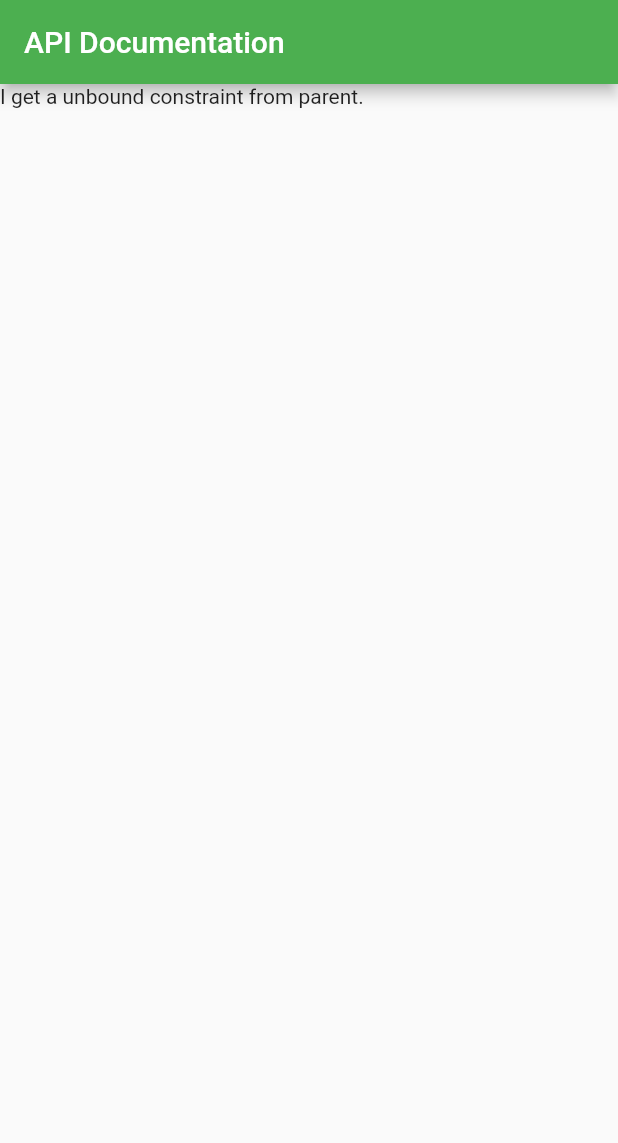
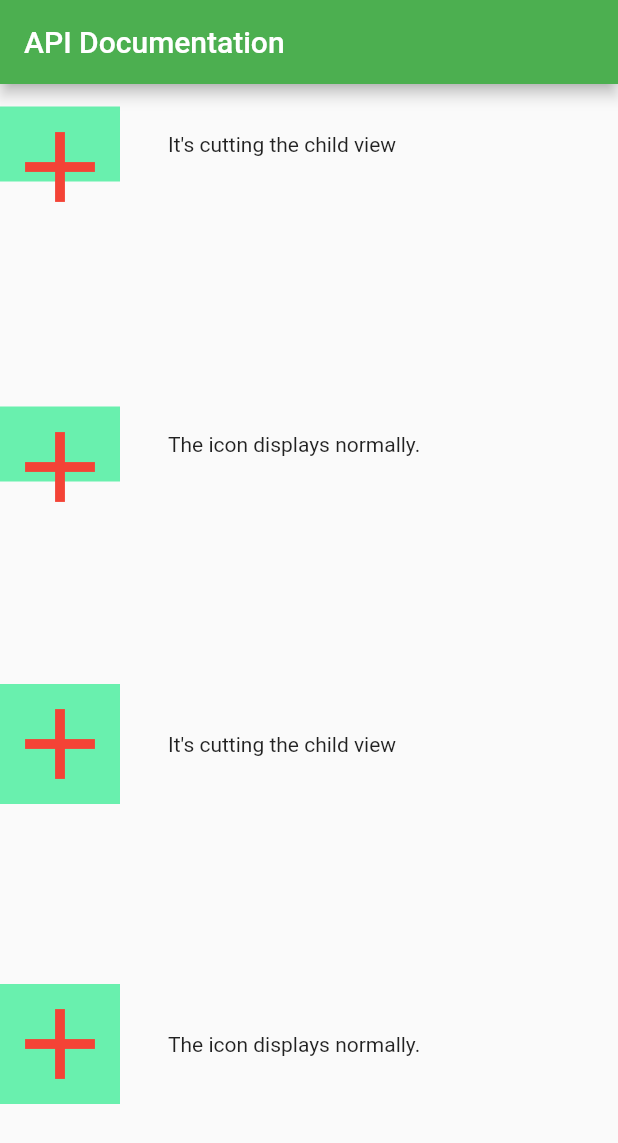
Before and after one commit to xiaoRoy/parcitcal-flutter, a Flutter app: the screen it shows after launch, on a phone screen of 412 x 824 dp. Shown: the top 1143 px of the screen. Run offline on Flutter 3.47's test engine with Material 2 defaults, Android fonts, the phone set to English and light mode, and no system bars.

Commit message:
Learned the first example of constrainted box.

```diff
--- /dev/null
+++ b/chap1/hello_world/lib/commons/layout_builder.dart
@@ -0,0 +1,10 @@
+
+import 'package:flutter/material.dart';
+
+Widget buildUsingLayoutBuilder(Widget Function() buildWidget) {
+    return LayoutBuilder(
+        builder: (BuildContext buildContext, BoxConstraints boxConstraints) {
+      print('box constraints:${boxConstraints.toString()}');
+      return buildWidget();
+    });
+  }
--- a/chap1/hello_world/lib/flutter/api_documentation/api_doucmentation.dart
+++ b/chap1/hello_world/lib/flutter/api_documentation/api_doucmentation.dart
@@ -18,7 +18,8 @@ class ApiDocumentation extends StatelessWidget {
       // body: SizedBoxDemonstration(),
       // body: TextFieldEditingControllerDemonstration(),
       // body: ConstrainedBoxDemonstration(),
-      body: SizedBoxDocumentation(),
+      // body: SizedBoxDocumentation(),
+      body: MiniHeightExample(),
     );
   }
 }
--- a/chap1/hello_world/lib/flutter/api_documentation/constrained_box.dart
+++ b/chap1/hello_world/lib/flutter/api_documentation/constrained_box.dart
@@ -1,9 +1,7 @@
-
-
 import 'package:flutter/material.dart';
+import 'package:hello_world/commons/layout_builder.dart';
 
 class ConstrainedBoxDemonstration extends StatelessWidget {
-
   @override
   Widget build(BuildContext context) {
     return Card(
@@ -11,5 +9,122 @@ class ConstrainedBoxDemonstration extends StatelessWidget {
       child: Text('Constrained Box'),
     );
   }
+}
 
+class MiniHeightExample extends StatelessWidget {
+  @override
+  Widget build(BuildContext context) {
+    return Column(
+      children: [
+        _buildCuttingIcon(),
+        const SizedBox(
+          height: 120,
+        ),
+        _buildCuttingIconSecond(),
+        const SizedBox(
+          height: 120,
+        ),
+        _buildNormalIcon(),
+        const SizedBox(
+          height: 120,
+        ),
+        _buildNormalIconContainerInside(),
+      ],
+    );
+  }
+
+  Widget _buildCuttingIcon() {
+    return Row(
+      children: [
+        Container(
+          height: 50,
+          color: Colors.greenAccent,
+          child: buildUsingLayoutBuilder(() {
+            return Icon(
+              Icons.add,
+              size: 80,
+              color: Colors.red,
+            );
+          }),
+        ),
+        Container(
+          margin: EdgeInsets.all(32),
+          child: Text('It\'s cutting the child view'),
+        ),
+      ],
+    );
+  }
+
+   Widget _buildNormalIcon() {
+    return Row(
+      children: [
+        Container(
+          color: Colors.greenAccent,
+          child: ConstrainedBox(
+            constraints: BoxConstraints(minHeight: 50.0),
+            child: buildUsingLayoutBuilder(() {
+              return Icon(
+                Icons.add,
+                size: 80,
+                color: Colors.red,
+              );
+            }),
+          ),
+        ),
+        Container(
+          margin: EdgeInsets.all(32),
+          child: Text('It\'s cutting the child view'),
+        ),
+      ],
+    );
+  }
+
+  Widget _buildCuttingIconSecond() {
+    return Row(
+      children: [
+        Container(
+          height: 50,
+          color: Colors.greenAccent,
+          child: ConstrainedBox(
+            constraints: BoxConstraints(minHeight: 50.0),
+            child: buildUsingLayoutBuilder(() {
+              return Icon(
+                Icons.add,
+                size: 80,
+                color: Colors.red,
+              );
+            }),
+          ),
+        ),
+        Container(
+          margin: EdgeInsets.all(32),
+          child: Text('The icon displays normally.'),
+        ),
+      ],
+    );
+  }
+
+  Widget _buildNormalIconContainerInside() {
+    return Row(
+      children: [
+         ConstrainedBox(
+            constraints: BoxConstraints(minHeight: 50.0),
+            child: buildUsingLayoutBuilder(() {
+              return Container(
+                color: Colors.greenAccent,
+                child: Icon(
+                  Icons.add,
+                  size: 80,
+                  color: Colors.red,
+                ),
+              );
+            }),
+          ),
+        Container(
+          margin: EdgeInsets.all(32),
+          child: Text('The icon displays normally.'),
+        ),
+      ],
+    );
+  }
 }
--- a/chap1/hello_world/lib/flutter/api_documentation/sized_box.dart
+++ b/chap1/hello_world/lib/flutter/api_documentation/sized_box.dart
@@ -1,11 +1,10 @@
-import 'dart:ui';
-
 import 'package:flutter/material.dart';
+import 'package:hello_world/commons/layout_builder.dart';
 
 class SizedBoxDocumentation extends StatelessWidget {
   @override
   Widget build(BuildContext context) {
-    return _buildColumnToShowChildrenConstraints();
+    return _buildColumnGivenUnboundConstraint();
   }
 
   Widget _budldFlexibleColumn() {
@@ -49,8 +48,8 @@ class SizedBoxDocumentation extends StatelessWidget {
   Widget _buildColumnToShowChildrenConstraints() {
     return Column(
       children: [
-        _buildUsingLayoutBuilder(() {
-          return Text('I get a unbound constraint from parent.');
+        buildUsingLayoutBuilder(() {
+          return Text('I get a unbound constraint from column parent.');
         }),
       ],
     );
@@ -58,7 +57,7 @@ class SizedBoxDocumentation extends StatelessWidget {
 
   //BoxConstraints forces an infinite height.
   Widget _buildColumnWithInfiniteChild() {
-    return _buildUsingLayoutBuilder(() {
+    return buildUsingLayoutBuilder(() {
       return Column(
         children: [
           Container(
@@ -72,7 +71,7 @@ class SizedBoxDocumentation extends StatelessWidget {
   }
 
   Widget _buildColumnToShowSize() {
-    return _buildUsingLayoutBuilder(() {
+    return buildUsingLayoutBuilder(() {
       return Container(
         height: 600,
         width: double.infinity,
@@ -91,15 +90,15 @@ class SizedBoxDocumentation extends StatelessWidget {
     });
   }
 
-  // Widget _buildColumnGivenUnboundConstraint() {
-  //   return
-  // }
-
-  Widget _buildUsingLayoutBuilder(Widget Function() buildWidget) {
-    return LayoutBuilder(
-        builder: (BuildContext buildContext, BoxConstraints boxConstraints) {
-      print('box constraints:${boxConstraints.toString()}');
-      return buildWidget();
-    });
+  Widget _buildColumnGivenUnboundConstraint() {
+    return SizedBox(
+      width: double.infinity,
+      height: double.infinity,
+      child: buildUsingLayoutBuilder(() {
+        return Column(
+          children: [],
+        );
+      })
+    );
   }
 }
```
